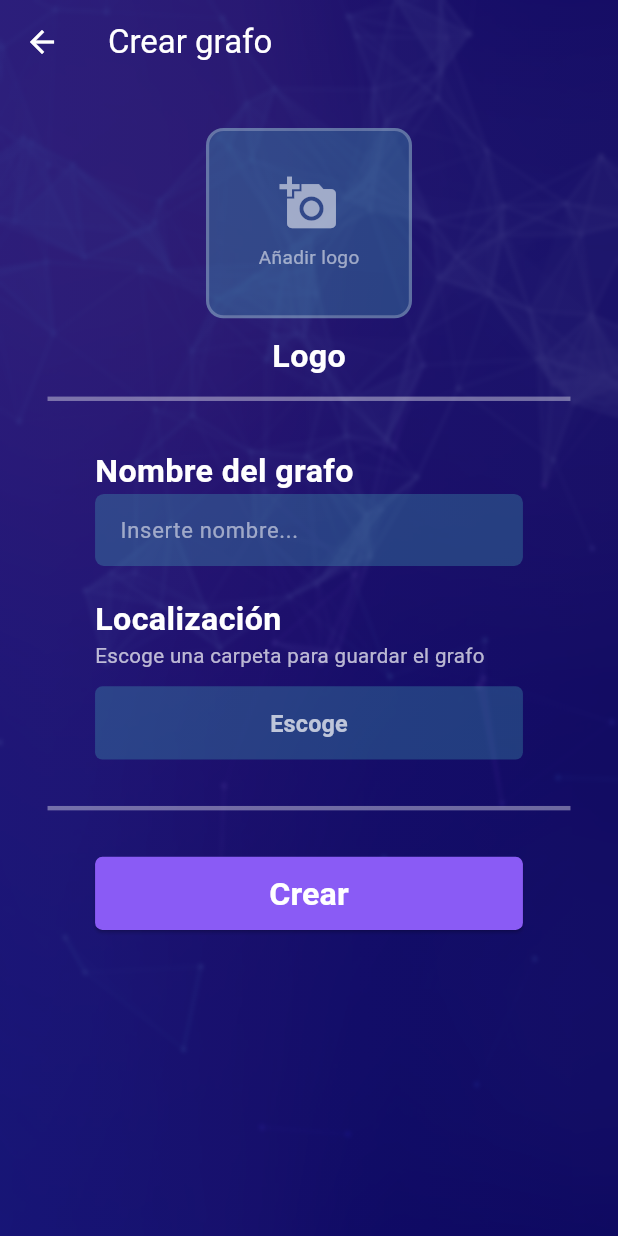
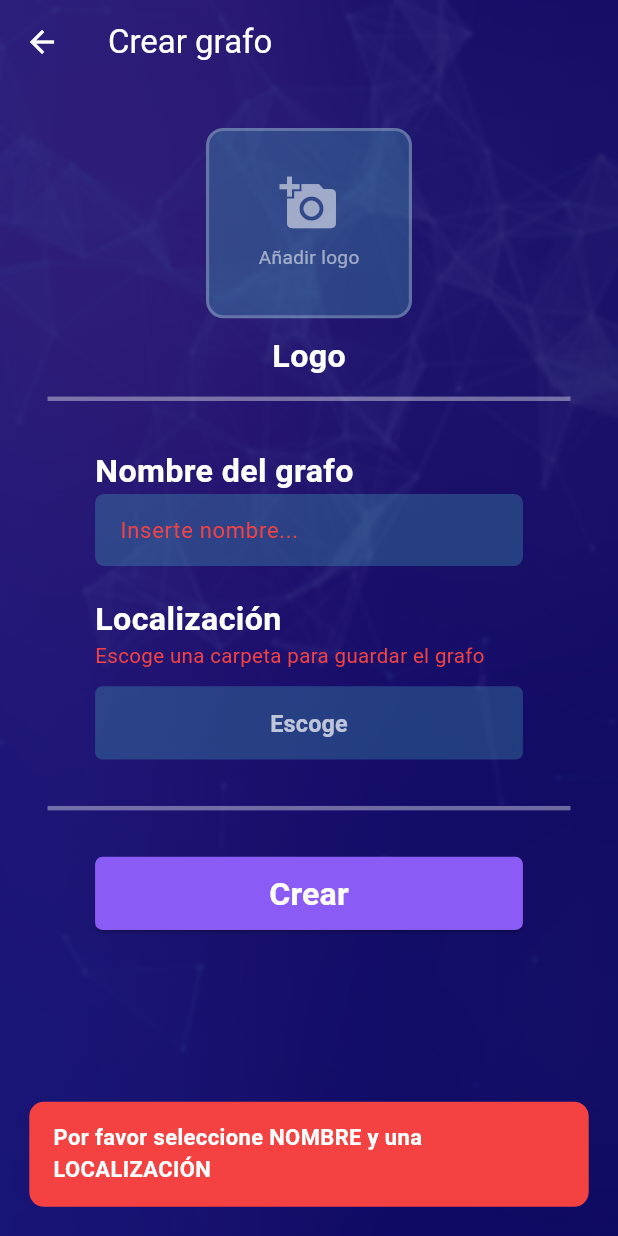
Before and after one commit to LopezSalcedoBenjamin/TFG-Benjamin-Lopez-Salcedo, a Flutter app: the CreateGraph screen opened directly, after a tap on "Crear", on a phone screen of 412 x 824 dp. Run offline on Flutter 3.47's test engine with Material 3 defaults, Android fonts, the phone set to English and light mode, and no system bars; our stand-ins replace file_picker, flutter_riverpod, flutter_screenutil, image_picker, shared_preferences; missing offline and left inert: dart:ffi; accounts and stored records are empty.

Commit message:
Soporte de errores al abrir la carpeta un grafo existente y creación de un nuevo grafo

```diff
--- a/lib/features/graph/presentation/screens/create_graph.dart
+++ b/lib/features/graph/presentation/screens/create_graph.dart
@@ -3,6 +3,7 @@ import 'dart:ui';
 
 import 'package:flutter/material.dart';
 import 'package:nodos_inteligencia_artificial_tfg_benjamin/features/graph/presentation/screens/main_menu.dart';
+import 'package:nodos_inteligencia_artificial_tfg_benjamin/features/graph/presentation/widgets/alert_manager.dart';
 import 'package:nodos_inteligencia_artificial_tfg_benjamin/features/graph/presentation/widgets/file_Manager.dart';
 import '../../../../consts.dart';
 import '../../../../data/datasources/graph_file_datasource.dart';
@@ -23,6 +24,9 @@ class _CreateGraphState extends State<CreateGraph>{
 
   File? _imgLogo;
   String? _locGraph;
+
+  Color _hintNameColor = Colors.white54;
+  Color _locButtonColor = Colors.white70;
 
   final TextEditingController _nameGraphController = TextEditingController();
 
@@ -110,11 +114,12 @@ class _CreateGraphState extends State<CreateGraph>{
                           Text("Nombre del grafo", style: TextStyle(color: Colors.white, fontSize: 22.sp, fontWeight: FontWeight.bold),),
 
                           TextField(
+                            onTap: () {setState(() => _hintNameColor = Colors.white54);},
                             controller: _nameGraphController,
                             style: TextStyle(color: Colors.white70),
                             decoration: InputDecoration(
                               hintText: "Inserte nombre...",
-                              hintStyle: TextStyle(color: Colors.white54, fontSize: 15.sp),
+                              hintStyle: TextStyle(color: _hintNameColor, fontSize: 15.sp),
                               filled: true,
                               fillColor: button1,
                               border: OutlineInputBorder(
@@ -133,7 +138,7 @@ class _CreateGraphState extends State<CreateGraph>{
                             Text("El grafo se guardará en:", style: TextStyle(color: Colors.white70, fontSize: 14.sp),),
                             Text(_locGraph!, style: TextStyle(color: Colors.blue, fontSize: 14.sp),),
                           ]
-                          else Text("Escoge una carpeta para guardar el grafo", style: TextStyle(color: Colors.white70, fontSize: 14.sp),),
+                          else Text("Escoge una carpeta para guardar el grafo", style: TextStyle(color: _locButtonColor, fontSize: 14.sp),),
 
                           SizedBox(height: 10.h,),
 
@@ -141,6 +146,7 @@ class _CreateGraphState extends State<CreateGraph>{
                               onPressed: () async {
                                 final folder = _locGraph = await FileManager.pickFolder();
                                 setState(() => _locGraph = folder );
+                                setState(() => _locButtonColor = Colors.white70 );
                               },
                               style: ElevatedButton.styleFrom(
                                   elevation: 0,
@@ -174,13 +180,35 @@ class _CreateGraphState extends State<CreateGraph>{
                       child:
                       ElevatedButton(
                           onPressed: () async {
-                            await createGraph(_nameGraphController.text, _locGraph!, _imgLogo!);
+                            if(_nameGraphController.text.isEmpty && _locGraph == null){
+                              setState(() => _hintNameColor = redAlert );
+                              setState(() => _locButtonColor = redAlert );
+                              alertHelper.showSnakbar(context, "Por favor seleccione NOMBRE y una LOCALIZACIÓN", redAlert, Colors.white);
+                              return;
+                            }
+                            if(_nameGraphController.text.isEmpty){
+                              setState(() => _hintNameColor = redAlert );
+                              alertHelper.showSnakbar(context, "Por favor seleccione un NOMBRE para el grafo", redAlert, Colors.white);
+                              return;
+                            }
+                            if(_locGraph == null){
+                              setState(() => _locButtonColor = redAlert );
+                              alertHelper.showSnakbar(context, "Por favor selecciona una LOCALIZACIÓN para el grafo", redAlert, Colors.white);
+                              return;
+                            }
+
+                            await createGraph(_nameGraphController.text, _locGraph!, _imgLogo);
                             await FileManager.saveFolders('$_locGraph/${_nameGraphController.text}');
                             if (!mounted) return;
+
                             Navigator.push(
                                 context,
                                 MaterialPageRoute(builder: (c) => MainMenu())             //CAMBIAR A SHOWGRAPH_________________________________________________________
                             );
+
+                            if(_imgLogo == null) {
+                              alertHelper.showSnakbar(context, "Se ha seleccionado una imagen por defecto", whiteBack, Colors.black);
+                            }
                           },
                           style: ElevatedButton.styleFrom(
                               backgroundColor: mainPurple,
--- /dev/null
+++ b/lib/features/graph/presentation/widgets/alert_manager.dart
@@ -0,0 +1,21 @@
+import 'dart:ui';
+import 'package:flutter_screenutil/flutter_screenutil.dart';
+import 'package:flutter/material.dart';
+
+class alertHelper{
+  static void showSnakbar(BuildContext context, String message, Color backColor, Color textColor){
+    ScaffoldMessenger.of(context).clearSnackBars();
+    ScaffoldMessenger.of(context).showSnackBar(
+        SnackBar(
+          content: Text(message, style: TextStyle(color: textColor, fontWeight: FontWeight.bold, fontSize: 15.sp),),
+          backgroundColor: backColor,
+          elevation: 0,
+          duration: Duration(seconds: 5),
+          shape: RoundedRectangleBorder( borderRadius: BorderRadius.circular(10.r)),
+          margin: EdgeInsets.all(20.r),
+          behavior: SnackBarBehavior.floating,
+          animation: CurvedAnimation(parent: kAlwaysCompleteAnimation, curve: Curves.easeInOut),
+        )
+    );
+  }
+}
```
Also changed, not shown: lib/data/datasources/graph_file_datasource.dart (+6 -2 lines), lib/features/graph/presentation/screens/main_menu.dart (+16 -1 lines).
